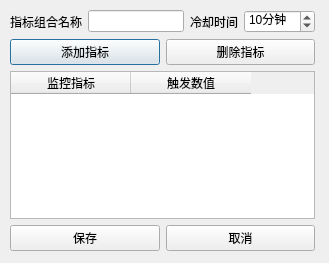
First picture: the form in QtDesign/MonitorCondition.ui, repository victor647/QuantumStockTrade, before the edit.
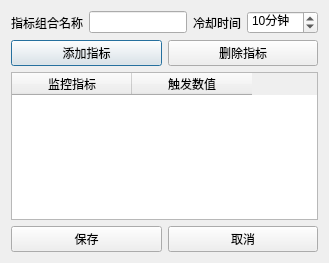
Second picture: the form after the edit.

The edit to the form file:
```diff
--- a/QtDesign/MonitorCondition.ui
+++ b/QtDesign/MonitorCondition.ui
@@ -13,15 +13,6 @@
   <property name="windowTitle">
    <string>盯盘指标</string>
   </property>
-  <widget class="QWidget" name="layoutWidget">
-   <property name="geometry">
-    <rect>
-     <x>10</x>
-     <y>10</y>
-     <width>305</width>
-     <height>241</height>
-    </rect>
-   </property>
    <layout class="QVBoxLayout" name="verticalLayout">
     <item>
      <layout class="QHBoxLayout" name="horizontalLayout_2">
@@ -172,7 +163,6 @@
      </layout>
     </item>
    </layout>
-  </widget>
  </widget>
  <resources/>
  <connections>
```
Lines whose indentation alone changed are shown as unchanged.
